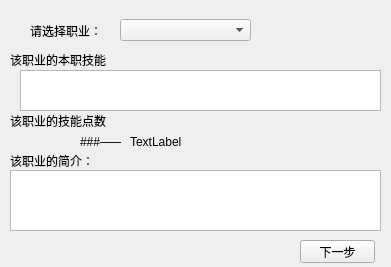
Qt form UI/ChooseProfession_UI.ui (Chlamydomonos/coc7sys) before a commit.
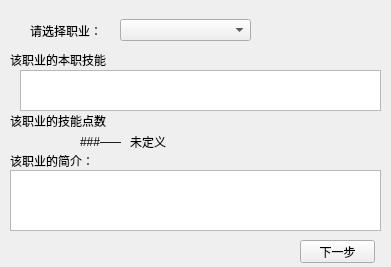
The same form after that commit.

What changed in the file:
```diff
--- a/UI/ChooseProfession_UI.ui
+++ b/UI/ChooseProfession_UI.ui
@@ -144,7 +144,7 @@
     </rect>
    </property>
    <property name="text">
-    <string>TextLabel</string>
+    <string>未定义</string>
    </property>
   </widget>
  </widget>
```
